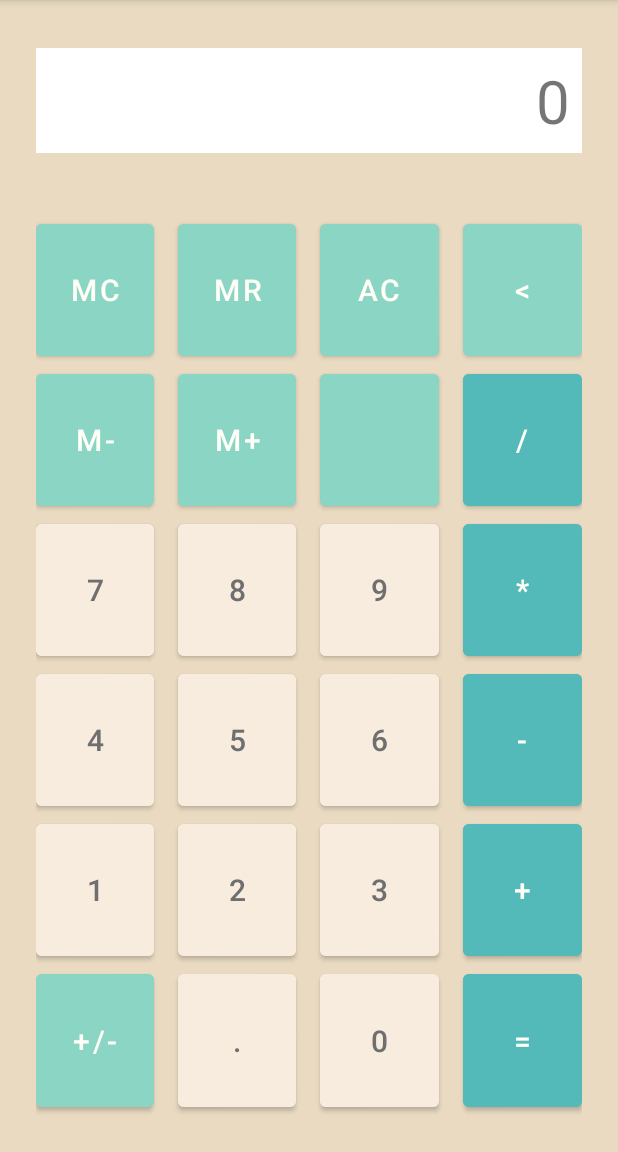
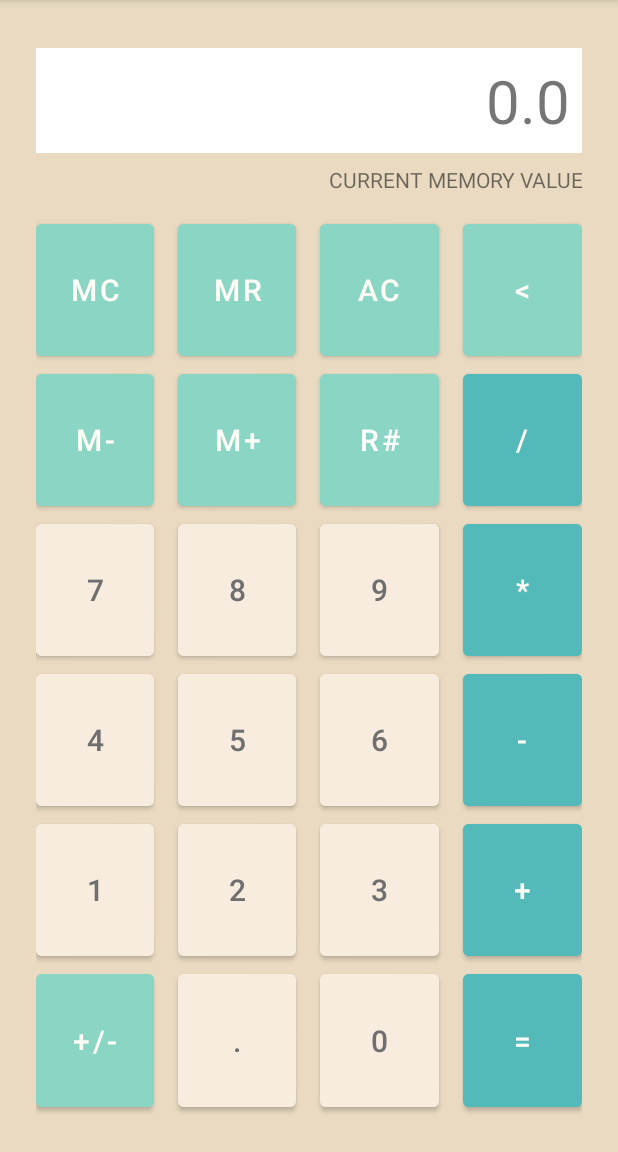
Before and after one commit to ashley-kuipers/Calculator, an Android app: the screen it shows after launch (MainActivity), after a tap on "MR", on a phone screen of 412 x 824 dp, the part 84-1236 px from its top. Run offline under Robolectric (Android 15) with nearby library versions, the phone set to English and light mode, and no system bars.

Commit message:
added memory functions

```diff
--- a/app/src/main/java/com/example/calculatorapp2/MainActivity.java
+++ b/app/src/main/java/com/example/calculatorapp2/MainActivity.java
@@ -2,20 +2,24 @@ package com.example.calculatorapp2;
 
 import androidx.appcompat.app.AppCompatActivity;
 
+import android.content.Context;
 import android.os.Bundle;
 import android.util.Log;
 import android.view.View;
 import android.widget.Button;
 import android.widget.TextView;
+import android.widget.Toast;
 
 import java.util.ArrayList;
 
 public class MainActivity extends AppCompatActivity implements View.OnClickListener {
-    Button b_memcall, b_memrecall, b_clear, b_backspace, b_memsub, b_memadd, b_divide, b_seven, b_eight, b_nine, b_multiply, b_four, b_five, b_six, b_sub, b_one, b_two, b_three, b_add, b_sign, b_decimal, b_zero, b_equal;
+    Button b_memclear, b_memrecall, b_clear, b_backspace, b_memsub, b_memadd, b_divide, b_seven, b_eight, b_nine, b_multiply, b_four, b_five, b_six, b_sub, b_one, b_two, b_three, b_add, b_sign, b_decimal, b_zero, b_equal;
     TextView calcField, historyField;
+    Context context;
+
     String currentCalcText = "";
     ArrayList<String> history = new ArrayList<String>();
-    double currentAnswer = 0, operand = 0;
+    double currentAnswer = 0, operand = 0, memory = 0;
     char lastOperation = '+';
     int opCounter=0;
     boolean negative = false;
@@ -27,7 +31,7 @@ public class MainActivity extends AppCompatActivity implements View.OnClickListe
 
         // assigning layout elements to variables
         // buttons
-        b_memcall = findViewById(R.id.b_memcall);
+        b_memclear = findViewById(R.id.b_memclear);
         b_memrecall = findViewById(R.id.b_memrecall);
         b_clear = findViewById(R.id.b_clear);
         b_backspace = findViewById(R.id.b_backspace);
@@ -56,7 +60,7 @@ public class MainActivity extends AppCompatActivity implements View.OnClickListe
         historyField = findViewById(R.id.t_history);
 
         // setting onclick listeners to buttons
-        b_memcall.setOnClickListener(this);
+        b_memclear.setOnClickListener(this);
         b_memrecall.setOnClickListener(this);
         b_clear.setOnClickListener(this);
         b_backspace.setOnClickListener(this);
@@ -79,6 +83,8 @@ public class MainActivity extends AppCompatActivity implements View.OnClickListe
         b_decimal.setOnClickListener(this);
         b_zero.setOnClickListener(this);
         b_equal.setOnClickListener(this);
+
+        context = getApplicationContext();
 
     }
 
@@ -164,8 +170,24 @@ public class MainActivity extends AppCompatActivity implements View.OnClickListe
                 clearVals();
                 break;
 
+            case R.id.b_memadd:
+                memAdd();
+                break;
+
+            case R.id.b_memsub:
+                memSub();
+                break;
+
+            case R.id.b_memclear:
+                memClear();
+                break;
+
+            case R.id.b_memrecall:
+                memRecall();
+                break;
+
             default:
-
+                error();
                 break;
         }
     }
@@ -173,7 +195,6 @@ public class MainActivity extends AppCompatActivity implements View.OnClickListe
     public void addChar(char c){
         if (currentCalcText.length() < 13){
             currentCalcText += c;
-        }
 
             // clear history if this is first value
             if(opCounter == 0){
@@ -182,6 +203,10 @@ public class MainActivity extends AppCompatActivity implements View.OnClickListe
 
             displayCalc(currentCalcText);
             operand = Double.valueOf(currentCalcText);
+        } else {
+            error();
+        }
+
     }
 
     public void displayCalc(String text){
@@ -194,6 +219,10 @@ public class MainActivity extends AppCompatActivity implements View.OnClickListe
             print += hist.get(i);
         }
         historyField.setText(print);
+    }
+
+    public void displayHistory(String input){
+        historyField.setText(input);
     }
 
     // what happens when an operation is clicked (+. -, /, *, =)
@@ -221,6 +250,7 @@ public class MainActivity extends AppCompatActivity implements View.OnClickListe
             displayCalc(String.valueOf(currentAnswer));
         }
 
+        // increment counter
         opCounter ++;
 
     }
@@ -240,7 +270,11 @@ public class MainActivity extends AppCompatActivity implements View.OnClickListe
                 break;
 
             case '/':
+                if (operand == 0){
+                    error();
+                } else {
                     currentAnswer /= operand;
+                }
                 break;
 
             default:
@@ -283,7 +317,9 @@ public class MainActivity extends AppCompatActivity implements View.OnClickListe
     }
 
     public void error(){
-
+        displayCalc("ERROR");
+        clearVals();
+        displayHistory(history);
     }
 
     public void backspace(){
@@ -291,4 +327,33 @@ public class MainActivity extends AppCompatActivity implements View.OnClickListe
         displayCalc(currentCalcText);
     }
 
+    public void memAdd(){
+        // adds current value on screen to memory
+        double screenNumber = Double.parseDouble(calcField.getText().toString());
+        memory += screenNumber;
+        String output = "Added " + screenNumber + " to memory | TOTAL: " + memory;
+        Toast.makeText(context, output, Toast.LENGTH_LONG).show();
     }
+
+    public void memClear(){
+        memory = 0;
+        String output = "Memory cleared.";
+        Toast.makeText(context, output, Toast.LENGTH_LONG).show();
+    }
+
+    public void memSub(){
+        // subtracts current value to memory
+        double screenNumber = Double.parseDouble(calcField.getText().toString());
+        memory -= screenNumber;
+        String output = "Subtracted " + screenNumber + " from memory | TOTAL: " + memory;
+        Toast.makeText(context, output, Toast.LENGTH_LONG).show();
+    }
+
+    public void memRecall(){
+        // adds current value to memory
+        displayCalc(String.valueOf(memory));
+        clearVals();
+        displayHistory("CURRENT MEMORY VALUE");
+    }
+
+}
--- a/app/src/main/res/layout/activity_main.xml
+++ b/app/src/main/res/layout/activity_main.xml
@@ -43,13 +43,13 @@
             android:layout_weight="1">
 
             <Button
-                android:id="@+id/b_memcall"
+                android:id="@+id/b_memclear"
                 android:layout_width="0dp"
                 android:layout_height="match_parent"
                 android:layout_marginRight="8dp"
                 android:layout_weight="1"
                 android:backgroundTint="@color/medium"
-                android:text="@string/memcall"
+                android:text="@string/memclear"
                 android:textColor="@color/textlight"
                 android:textSize="20sp" />
 
@@ -120,13 +120,14 @@
                 android:textSize="20sp" />
 
             <Button
-                android:id="@+id/b_DELETE"
+                android:id="@+id/b_rand"
                 android:layout_width="0dp"
                 android:layout_height="match_parent"
                 android:layout_marginLeft="8dp"
                 android:layout_marginRight="8dp"
                 android:layout_weight="1"
                 android:backgroundTint="@color/medium"
+                android:text="@string/rand"
                 android:textSize="20sp" />
 
             <Button
--- a/app/src/main/res/values/strings.xml
+++ b/app/src/main/res/values/strings.xml
@@ -1,6 +1,7 @@
 <resources>
     <string name="app_name">Calculator</string>
-    <string name="memcall">MC</string>
+    <string name="memclear">MC</string>
+    <string name="rand">R#</string>
     <string name="memrecall">MR</string>
     <string name="clear">AC</string>
     <string name="backspace">&lt;</string>
```
Lines whose indentation alone changed are shown as unchanged.
